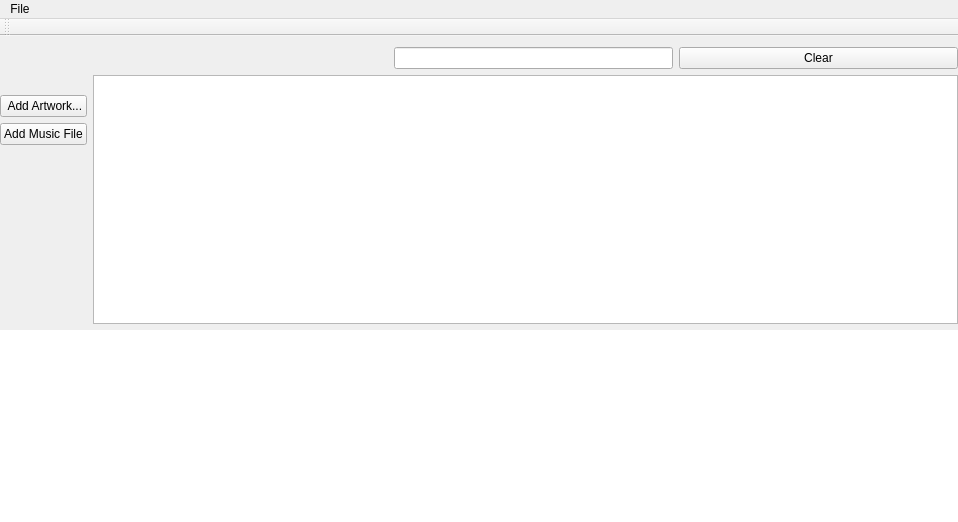
Old version of the form mainwindow.ui in the repository ShahroozGh/qt-media-library.
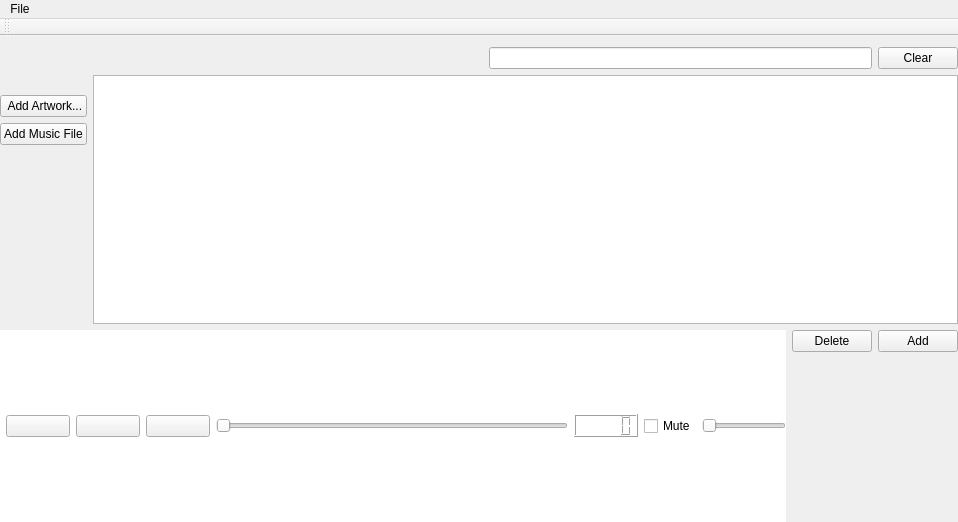
New version of the form.

Commit message: Added style sheet to theme application widgets

What changed in the file:
```diff
--- a/mainwindow.ui
+++ b/mainwindow.ui
@@ -33,83 +33,6 @@
     <property name="bottomMargin">
      <number>0</number>
     </property>
-    <item row="6" column="4">
-     <layout class="QGridLayout" name="gridLayout_4">
-      <item row="1" column="2">
-       <widget class="QPushButton" name="pushButtonDelete">
-        <property name="text">
-         <string>Delete</string>
-        </property>
-       </widget>
-      </item>
-      <item row="0" column="2">
-       <widget class="QPushButton" name="pushButtonAdd">
-        <property name="text">
-         <string>Add</string>
-        </property>
-       </widget>
-      </item>
-      <item row="3" column="0">
-       <widget class="QLabel" name="label_3">
-        <property name="text">
-         <string>Genre</string>
-        </property>
-        <property name="alignment">
-         <set>Qt::AlignRight|Qt::AlignTrailing|Qt::AlignVCenter</set>
-        </property>
-       </widget>
-      </item>
-      <item row="2" column="2">
-       <widget class="QPushButton" name="pushButtonSort">
-        <property name="text">
-         <string>Sort</string>
-        </property>
-       </widget>
-      </item>
-      <item row="1" column="0">
-       <widget class="QLabel" name="label_2">
-        <property name="text">
-         <string>Artist</string>
-        </property>
-        <property name="alignment">
-         <set>Qt::AlignRight|Qt::AlignTrailing|Qt::AlignVCenter</set>
-        </property>
-       </widget>
-      </item>
-      <item row="0" column="0">
-       <widget class="QLabel" name="label">
-        <property name="text">
-         <string>Title</string>
-        </property>
-        <property name="alignment">
-         <set>Qt::AlignRight|Qt::AlignTrailing|Qt::AlignVCenter</set>
-        </property>
-       </widget>
-      </item>
-      <item row="2" column="0">
-       <widget class="QLabel" name="label_4">
-        <property name="text">
-         <string>Album</string>
-        </property>
-        <property name="alignment">
-         <set>Qt::AlignRight|Qt::AlignTrailing|Qt::AlignVCenter</set>
-        </property>
-       </widget>
-      </item>
-      <item row="0" column="1">
-       <widget class="QLineEdit" name="lineEditTitle"/>
-      </item>
-      <item row="1" column="1">
-       <widget class="QLineEdit" name="lineEditArtist"/>
-      </item>
-      <item row="2" column="1">
-       <widget class="QLineEdit" name="lineEditAlbum"/>
-      </item>
-      <item row="3" column="1">
-       <widget class="QLineEdit" name="lineEditGenre"/>
-      </item>
-     </layout>
-    </item>
     <item row="2" column="0">
      <layout class="QGridLayout" name="gridLayout_2">
       <item row="0" column="0">
@@ -207,130 +130,148 @@
     <item row="1" column="3">
      <widget class="QLineEdit" name="lineEditSearch"/>
     </item>
-    <item row="6" column="1" colspan="2">
+    <item row="1" column="4">
+     <widget class="QPushButton" name="pushButtonSearch">
+      <property name="text">
+       <string>Clear</string>
+      </property>
+     </widget>
+    </item>
+    <item row="5" column="0" colspan="5">
      <layout class="QGridLayout" name="gridLayout_5">
-      <item row="2" column="1">
-       <widget class="QPushButton" name="pausePlayButton">
-        <property name="minimumSize">
-         <size>
-          <width>64</width>
-          <height>0</height>
-         </size>
-        </property>
-        <property name="text">
-         <string/>
-        </property>
-       </widget>
-      </item>
-      <item row="2" column="0">
-       <widget class="QPushButton" name="backButton">
-        <property name="minimumSize">
-         <size>
-          <width>64</width>
-          <height>0</height>
-         </size>
-        </property>
-        <property name="text">
-         <string/>
-        </property>
-       </widget>
-      </item>
-      <item row="2" column="3">
-       <widget class="QCheckBox" name="checkBoxMute">
-        <property name="text">
-         <string>Mute</string>
-        </property>
-       </widget>
-      </item>
-      <item row="1" column="4" rowspan="2">
-       <widget class="QSlider" name="volumeSlider">
-        <property name="orientation">
-         <enum>Qt::Vertical</enum>
-        </property>
-       </widget>
-      </item>
-      <item row="2" column="2">
-       <widget class="QPushButton" name="forwardButton">
+      <item row="2" column="0" colspan="2">
+       <widget class="QGraphicsView" name="graphicsView">
         <property name="sizePolicy">
-         <sizepolicy hsizetype="Minimum" vsizetype="Fixed">
+         <sizepolicy hsizetype="Expanding" vsizetype="Preferred">
           <horstretch>0</horstretch>
           <verstretch>0</verstretch>
          </sizepolicy>
         </property>
-        <property name="minimumSize">
-         <size>
-          <width>64</width>
-          <height>0</height>
-         </size>
+        <property name="focusPolicy">
+         <enum>Qt::StrongFocus</enum>
         </property>
-        <property name="text">
-         <string/>
+        <property name="autoFillBackground">
+         <bool>false</bool>
         </property>
-       </widget>
-      </item>
-      <item row="1" column="3">
-       <widget class="QLCDNumber" name="lcdNumber"/>
-      </item>
-      <item row="1" column="0" colspan="3">
-       <widget class="QSlider" name="trackSlider">
-        <property name="orientation">
-         <enum>Qt::Horizontal</enum>
+        <property name="frameShape">
+         <enum>QFrame::NoFrame</enum>
         </property>
-       </widget>
-      </item>
-      <item row="0" column="0">
-       <spacer name="verticalSpacer">
-        <property name="orientation">
-         <enum>Qt::Vertical</enum>
+        <property name="frameShadow">
+         <enum>QFrame::Sunken</enum>
         </property>
-        <property name="sizeType">
-         <enum>QSizePolicy::Ignored</enum>
+        <property name="verticalScrollBarPolicy">
+         <enum>Qt::ScrollBarAlwaysOff</enum>
         </property>
-        <property name="sizeHint" stdset="0">
-         <size>
-          <width>20</width>
-          <height>40</height>
-         </size>
+        <property name="horizontalScrollBarPolicy">
+         <enum>Qt::ScrollBarAlwaysOff</enum>
         </property>
-       </spacer>
+       </widget>
+      </item>
+      <item row="2" column="1">
+       <layout class="QHBoxLayout" name="horizontalLayout_2">
+        <item alignment="Qt::AlignVCenter">
+         <widget class="QPushButton" name="backButton">
+          <property name="minimumSize">
+           <size>
+            <width>64</width>
+            <height>0</height>
+           </size>
+          </property>
+          <property name="autoFillBackground">
+           <bool>false</bool>
+          </property>
+          <property name="text">
+           <string/>
+          </property>
+         </widget>
+        </item>
+        <item alignment="Qt::AlignVCenter">
+         <widget class="QPushButton" name="pausePlayButton">
+          <property name="minimumSize">
+           <size>
+            <width>64</width>
+            <height>0</height>
+           </size>
+          </property>
+          <property name="text">
+           <string/>
+          </property>
+         </widget>
+        </item>
+        <item alignment="Qt::AlignVCenter">
+         <widget class="QPushButton" name="forwardButton">
+          <property name="sizePolicy">
+           <sizepolicy hsizetype="Minimum" vsizetype="Fixed">
+            <horstretch>0</horstretch>
+            <verstretch>0</verstretch>
+           </sizepolicy>
+          </property>
+          <property name="minimumSize">
+           <size>
+            <width>64</width>
+            <height>0</height>
+           </size>
+          </property>
+          <property name="text">
+           <string/>
+          </property>
+         </widget>
+        </item>
+        <item alignment="Qt::AlignVCenter">
+         <widget class="QSlider" name="trackSlider">
+          <property name="orientation">
+           <enum>Qt::Horizontal</enum>
+          </property>
+         </widget>
+        </item>
+        <item alignment="Qt::AlignVCenter">
+         <widget class="QLCDNumber" name="lcdNumber"/>
+        </item>
+        <item alignment="Qt::AlignVCenter">
+         <widget class="QCheckBox" name="checkBoxMute">
+          <property name="text">
+           <string>Mute</string>
+          </property>
+         </widget>
+        </item>
+        <item alignment="Qt::AlignVCenter">
+         <widget class="QSlider" name="volumeSlider">
+          <property name="sizePolicy">
+           <sizepolicy hsizetype="Minimum" vsizetype="Fixed">
+            <horstretch>0</horstretch>
+            <verstretch>0</verstretch>
+           </sizepolicy>
+          </property>
+          <property name="orientation">
+           <enum>Qt::Horizontal</enum>
+          </property>
+         </widget>
+        </item>
+       </layout>
+      </item>
+      <item row="2" column="2">
+       <layout class="QHBoxLayout" name="horizontalLayout">
+        <item alignment="Qt::AlignTop">
+         <widget class="QPushButton" name="pushButtonDelete">
+          <property name="text">
+           <string>Delete</string>
+          </property>
+         </widget>
+        </item>
+        <item alignment="Qt::AlignTop">
+         <widget class="QPushButton" name="pushButtonAdd">
+          <property name="text">
+           <string>Add</string>
+          </property>
+          <property name="flat">
+           <bool>false</bool>
+          </property>
+         </widget>
+        </item>
+       </layout>
       </item>
      </layout>
     </item>
-    <item row="1" column="4">
-     <widget class="QPushButton" name="pushButtonSearch">
-      <property name="text">
-       <string>Clear</string>
-      </property>
-     </widget>
-    </item>
-    <item row="6" column="0" rowspan="2" colspan="5">
-     <widget class="QGraphicsView" name="graphicsView">
-      <property name="sizePolicy">
-       <sizepolicy hsizetype="Expanding" vsizetype="Preferred">
-        <horstretch>0</horstretch>
-        <verstretch>0</verstretch>
-       </sizepolicy>
-      </property>
-      <property name="focusPolicy">
-       <enum>Qt::StrongFocus</enum>
-      </property>
-      <property name="autoFillBackground">
-       <bool>false</bool>
-      </property>
-      <property name="frameShape">
-       <enum>QFrame::NoFrame</enum>
-      </property>
-      <property name="frameShadow">
-       <enum>QFrame::Sunken</enum>
-      </property>
-      <property name="verticalScrollBarPolicy">
-       <enum>Qt::ScrollBarAlwaysOff</enum>
-      </property>
-      <property name="horizontalScrollBarPolicy">
-       <enum>Qt::ScrollBarAlwaysOff</enum>
-      </property>
-     </widget>
-    </item>
    </layout>
    <zorder>graphicsView</zorder>
    <zorder>treeView</zorder>
```
Left out of the diff: 6 changed lines with no effect on the pictures. The commit also changes 5 other files.
